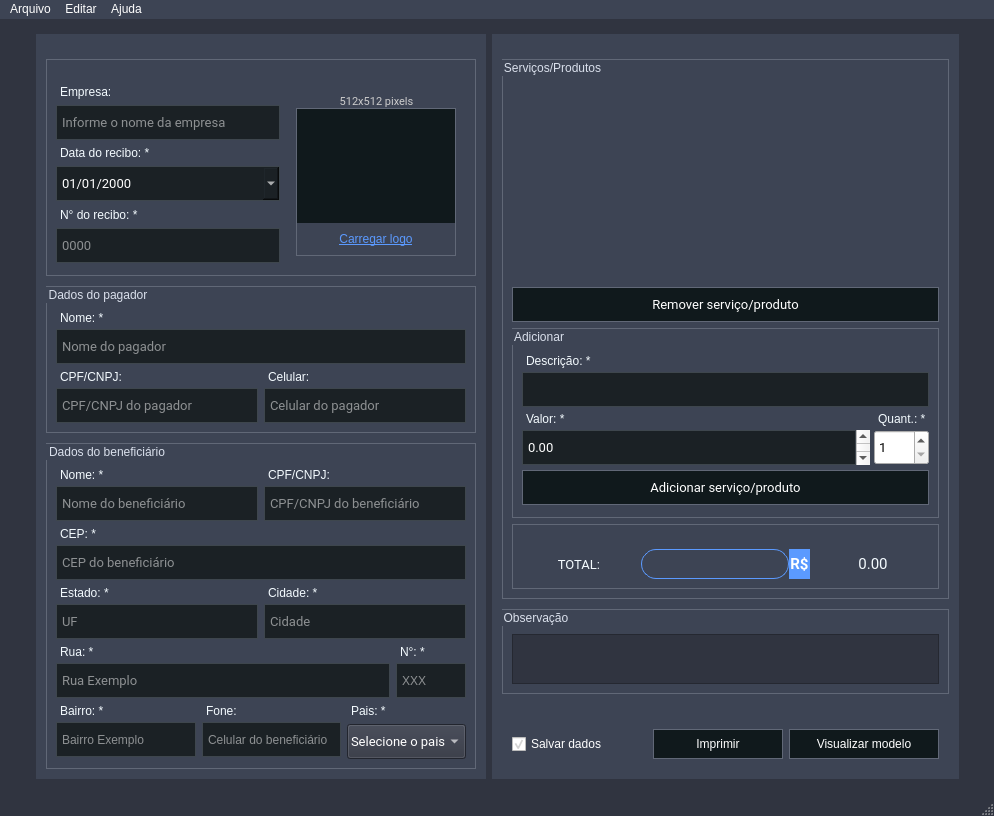
The window that src/ui/mainwindow/ui_mainwindow.ui (victobriel/Receipt-Generator) describes before a commit, drawn with Qt 5.
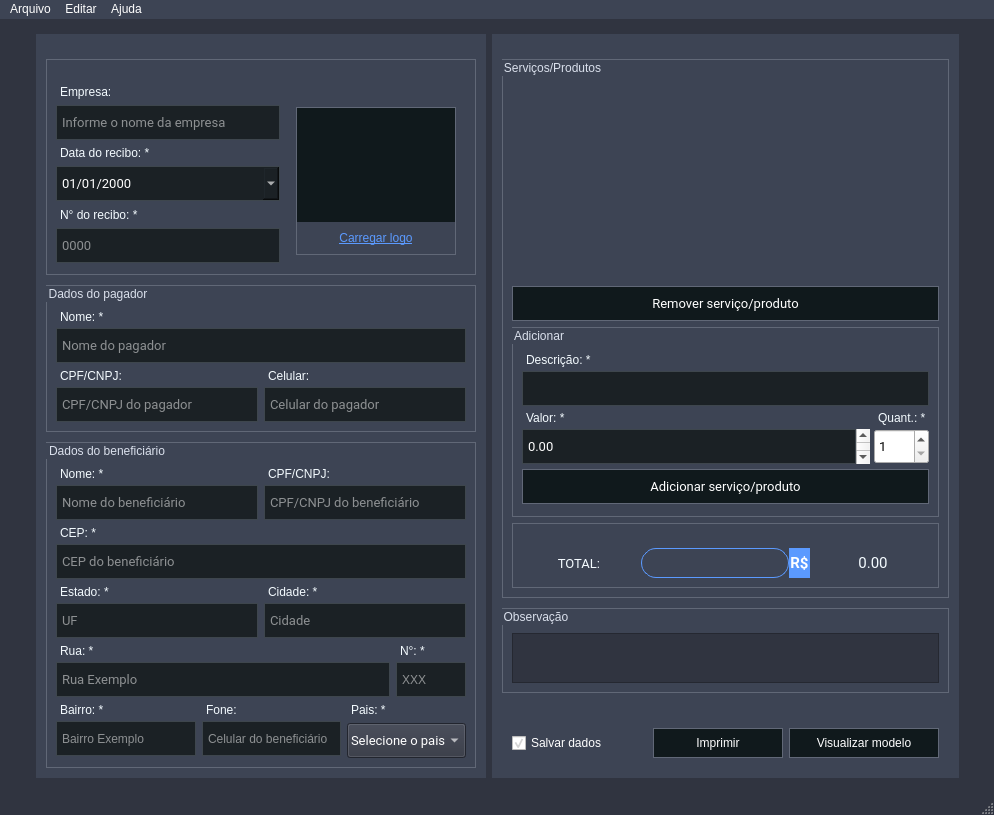
The same window after the commit. Icons and pictures are not drawn.

Commit message: makes logo size proportionally, fix auto increase receipt number and remove logo label

```diff
--- a/src/ui/mainwindow/ui_mainwindow.ui
+++ b/src/ui/mainwindow/ui_mainwindow.ui
@@ -319,7 +319,7 @@
                 <string notr="true">color:#ccc;</string>
                </property>
                <property name="text">
-                <string>512x512 pixels</string>
+                <string/>
                </property>
                <property name="alignment">
                 <set>Qt::AlignCenter</set>
```
The commit also changes 5 other files.
